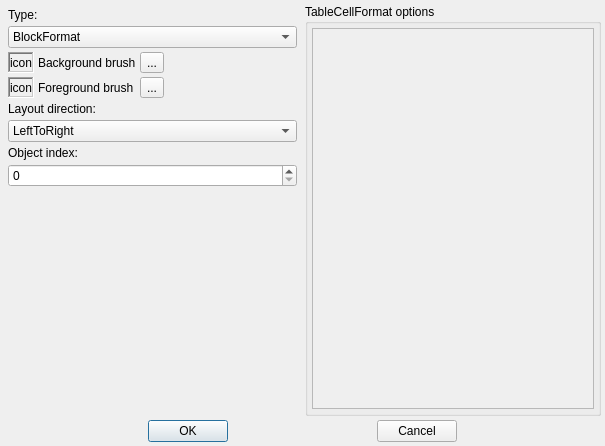
The window that src/property/dialogs/textformateditdialog.ui (Gris87/ObjectController) describes before a commit, drawn with Qt 5.
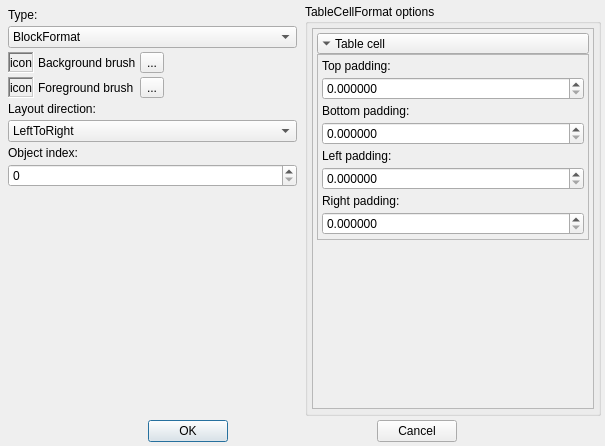
The same window after the commit. The open tabs and pages were chosen to show the change. Icons and pictures are not drawn.

Commit message: Modifing QTextListFormat and QTextTableCellFormat

Diff of the .ui file:
```diff
--- a/src/property/dialogs/textformateditdialog.ui
+++ b/src/property/dialogs/textformateditdialog.ui
@@ -2713,8 +2713,8 @@
                 <rect>
                  <x>0</x>
                  <y>0</y>
-                 <width>71</width>
-                 <height>16</height>
+                 <width>283</width>
+                 <height>382</height>
                 </rect>
                </property>
                <layout class="QVBoxLayout" name="tableCellLayout">
@@ -2724,6 +2724,129 @@
                 <property name="margin">
                  <number>4</number>
                 </property>
+                <item>
+                 <widget class="QWidget" name="tableCellWidget" native="true">
+                  <layout class="QVBoxLayout" name="verticalLayout_47">
+                   <property name="spacing">
+                    <number>0</number>
+                   </property>
+                   <property name="margin">
+                    <number>0</number>
+                   </property>
+                   <item>
+                    <widget class="QToolButton" name="tableCellButton">
+                     <property name="sizePolicy">
+                      <sizepolicy hsizetype="Minimum" vsizetype="Fixed">
+                       <horstretch>0</horstretch>
+                       <verstretch>0</verstretch>
+                      </sizepolicy>
+                     </property>
+                     <property name="text">
+                      <string>Table cell</string>
+                     </property>
+                     <property name="iconSize">
+                      <size>
+                       <width>13</width>
+                       <height>13</height>
+                      </size>
+                     </property>
+                     <property name="toolButtonStyle">
+                      <enum>Qt::ToolButtonTextBesideIcon</enum>
+                     </property>
+                     <property name="arrowType">
+                      <enum>Qt::DownArrow</enum>
+                     </property>
+                    </widget>
+                   </item>
+                   <item>
+                    <widget class="QFrame" name="tableCellFrame">
+                     <property name="frameShape">
+                      <enum>QFrame::StyledPanel</enum>
+                     </property>
+                     <property name="frameShadow">
+                      <enum>QFrame::Sunken</enum>
+                     </property>
+                     <layout class="QVBoxLayout" name="verticalLayout_44">
+                      <property name="spacing">
+                       <number>4</number>
+                      </property>
+                      <property name="margin">
+                       <number>4</number>
+                      </property>
+                      <item>
+                       <widget class="QLabel" name="tableCellTopPaddingLabel">
+                        <property name="text">
+                         <string>Top padding:</string>
+                        </property>
+                       </widget>
+                      </item>
+                      <item>
+                       <widget class="QDoubleSpinBox" name="tableCellTopPaddingSpinBox">
+                        <property name="decimals">
+                         <number>6</number>
+                        </property>
+                        <property name="maximum">
+                         <double>2147483647.000000000000000</double>
+                        </property>
+                       </widget>
+                      </item>
+                      <item>
+                       <widget class="QLabel" name="tableCellBottomPaddingLabel">
+                        <property name="text">
+                         <string>Bottom padding:</string>
+                        </property>
+                       </widget>
+                      </item>
+                      <item>
+                       <widget class="QDoubleSpinBox" name="tableCellBottomPaddingSpinBox">
+                        <property name="decimals">
+                         <number>6</number>
+                        </property>
+                        <property name="maximum">
+                         <double>2147483647.000000000000000</double>
+                        </property>
+                       </widget>
+                      </item>
+                      <item>
+                       <widget class="QLabel" name="tableCellLeftPaddingLabel">
+                        <property name="text">
+                         <string>Left padding:</string>
+                        </property>
+                       </widget>
+                      </item>
+                      <item>
+                       <widget class="QDoubleSpinBox" name="tableCellLeftPaddingSpinBox">
+                        <property name="decimals">
+                         <number>6</number>
+                        </property>
+                        <property name="maximum">
+                         <double>2147483647.000000000000000</double>
+                        </property>
+                       </widget>
+                      </item>
+                      <item>
+                       <widget class="QLabel" name="tableCellRightPaddingLabel">
+                        <property name="text">
+                         <string>Right padding:</string>
+                        </property>
+                       </widget>
+                      </item>
+                      <item>
+                       <widget class="QDoubleSpinBox" name="tableCellRightPaddingSpinBox">
+                        <property name="decimals">
+                         <number>6</number>
+                        </property>
+                        <property name="maximum">
+                         <double>2147483647.000000000000000</double>
+                        </property>
+                       </widget>
+                      </item>
+                     </layout>
+                    </widget>
+                   </item>
+                  </layout>
+                 </widget>
+                </item>
                 <item>
                  <spacer name="verticalSpacer_7">
                   <property name="orientation">
```
Left out of the diff: 160 changed lines with no effect on the pictures. The commit also changes 2 other files.
